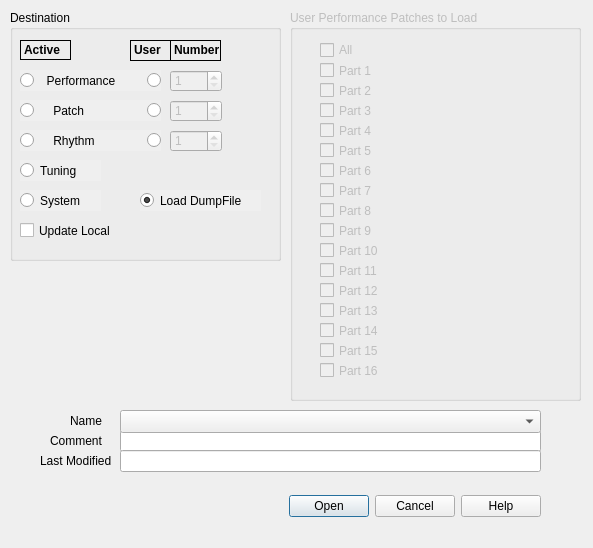
Old version of the form load_dialog/Load_Dialog.ui in the repository RoberNoTson/JV1080lib.
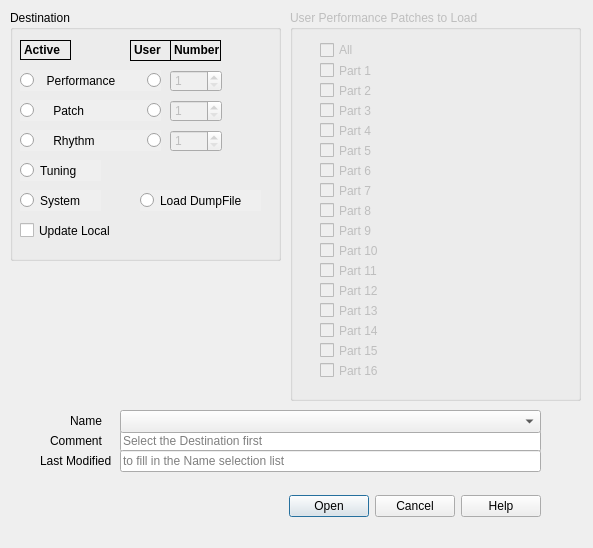
New version of the form.

Commit message: simplified operation of the Load dialog

```diff
--- a/load_dialog/Load_Dialog.ui
+++ b/load_dialog/Load_Dialog.ui
@@ -59,6 +59,9 @@
    <property name="readOnly">
     <bool>true</bool>
    </property>
+   <property name="placeholderText">
+    <string notr="true">Select the Destination first</string>
+   </property>
   </widget>
   <widget class="QLabel" name="label">
    <property name="geometry">
@@ -111,7 +114,7 @@
     <bool>true</bool>
    </property>
    <property name="placeholderText">
-    <string notr="true"/>
+    <string notr="true">to fill in the Name selection list</string>
    </property>
   </widget>
   <widget class="QGroupBox" name="groupBox">
@@ -341,6 +344,9 @@
      <string>Load DumpFile</string>
     </property>
     <property name="checked">
+     <bool>false</bool>
+    </property>
+    <property name="autoExclusive">
      <bool>true</bool>
     </property>
    </widget>
```
Left out of the diff: 3 changed lines with no effect on the pictures. The commit also changes 2 other files.
